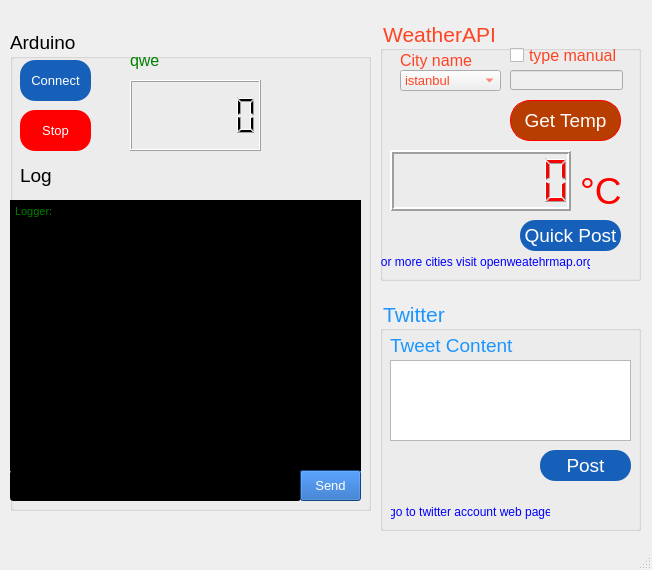
First picture: the form in MainWindow.ui, repository avni25/twit-ard-con, before the edit.
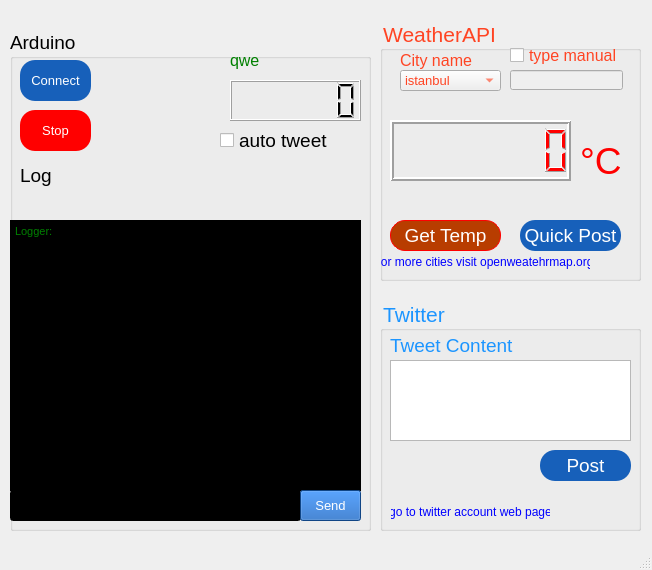
Second picture: the form after the edit. Icons and pictures are not drawn.

```diff
--- a/MainWindow.ui
+++ b/MainWindow.ui
@@ -168,7 +168,7 @@
      <property name="geometry">
       <rect>
        <x>10</x>
-       <y>130</y>
+       <y>100</y>
        <width>181</width>
        <height>61</height>
       </rect>
@@ -291,10 +291,10 @@
     <widget class="QPushButton" name="btn_temp">
      <property name="geometry">
       <rect>
-       <x>130</x>
-       <y>80</y>
+       <x>10</x>
+       <y>200</y>
        <width>111</width>
-       <height>41</height>
+       <height>31</height>
       </rect>
      </property>
      <property name="font">
@@ -309,7 +309,7 @@
       <string notr="true">QPushButton{
 	background-color: rgb(184, 61, 0);
 	color: white;
-	border-radius: 20px;
+	border-radius: 15px;
 	cursor: pointer;
 	border: 1px solid red;
 }
@@ -382,7 +382,7 @@
      <property name="geometry">
       <rect>
        <x>200</x>
-       <y>150</y>
+       <y>120</y>
        <width>41</width>
        <height>41</height>
       </rect>
@@ -500,7 +500,7 @@
       <x>10</x>
       <y>30</y>
       <width>361</width>
-      <height>481</height>
+      <height>501</height>
      </rect>
     </property>
     <property name="font">
@@ -557,7 +557,7 @@
      <property name="geometry">
       <rect>
        <x>0</x>
-       <y>170</y>
+       <y>190</y>
        <width>351</width>
        <height>271</height>
       </rect>
@@ -588,7 +588,7 @@
      <property name="geometry">
       <rect>
        <x>0</x>
-       <y>440</y>
+       <y>460</y>
        <width>291</width>
        <height>31</height>
       </rect>
@@ -609,7 +609,7 @@
      </property>
      <property name="geometry">
       <rect>
-       <x>120</x>
+       <x>220</x>
        <y>20</y>
        <width>131</width>
        <height>21</height>
@@ -649,7 +649,7 @@
      <property name="geometry">
       <rect>
        <x>290</x>
-       <y>440</y>
+       <y>460</y>
        <width>61</width>
        <height>31</height>
       </rect>
@@ -683,10 +683,10 @@
     <widget class="QLCDNumber" name="lcd_ard">
      <property name="geometry">
       <rect>
-       <x>120</x>
+       <x>220</x>
        <y>50</y>
        <width>131</width>
-       <height>71</height>
+       <height>41</height>
       </rect>
      </property>
      <property name="font">
@@ -734,6 +734,44 @@
       <string>Stop</string>
      </property>
     </widget>
+    <widget class="QLabel" name="lbl_autoTweet">
+     <property name="geometry">
+      <rect>
+       <x>330</x>
+       <y>100</y>
+       <width>21</width>
+       <height>21</height>
+      </rect>
+     </property>
+     <property name="cursor">
+      <cursorShape>PointingHandCursor</cursorShape>
+     </property>
+     <property name="toolTip">
+      <string>post arduino temperature to Twitter</string>
+     </property>
+     <property name="text">
+      <string/>
+     </property>
+     <property name="pixmap">
+      <pixmap>tw3.ico</pixmap>
+     </property>
+     <property name="scaledContents">
+      <bool>true</bool>
+     </property>
+    </widget>
+    <widget class="QCheckBox" name="checkBox_isAuto">
+     <property name="geometry">
+      <rect>
+       <x>210</x>
+       <y>100</y>
+       <width>111</width>
+       <height>21</height>
+      </rect>
+     </property>
+     <property name="text">
+      <string>auto tweet</string>
+     </property>
+    </widget>
    </widget>
   </widget>
   <widget class="QMenuBar" name="menubar">
```
Left out of the diff: 4 changed lines with no effect on the pictures.
